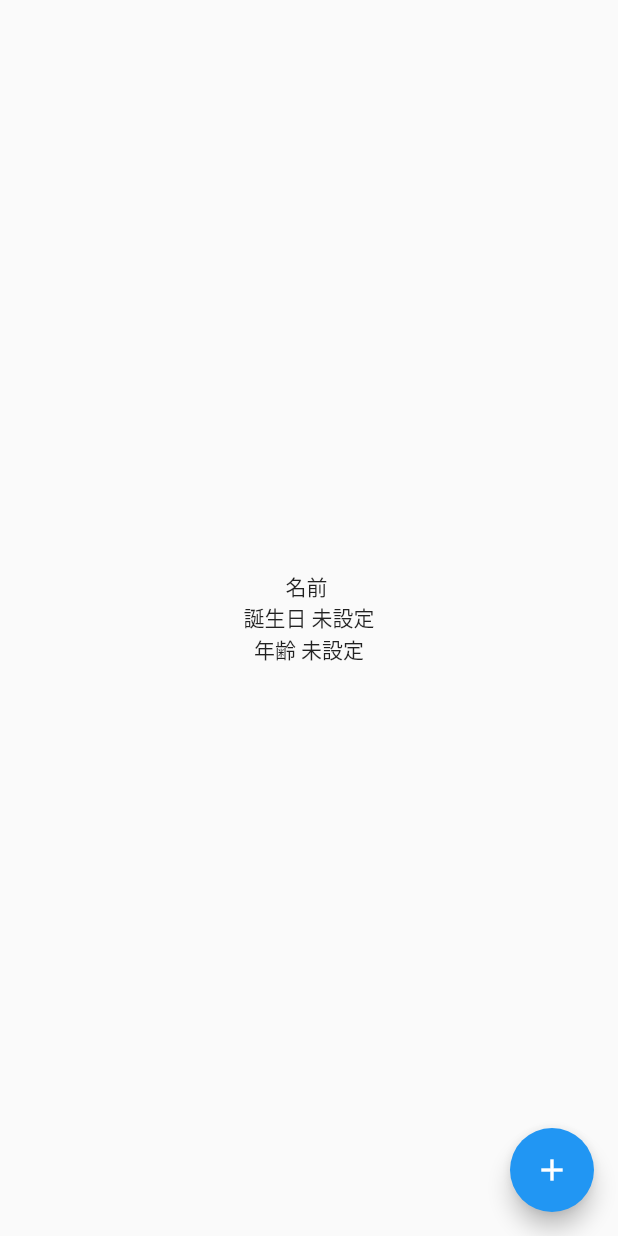
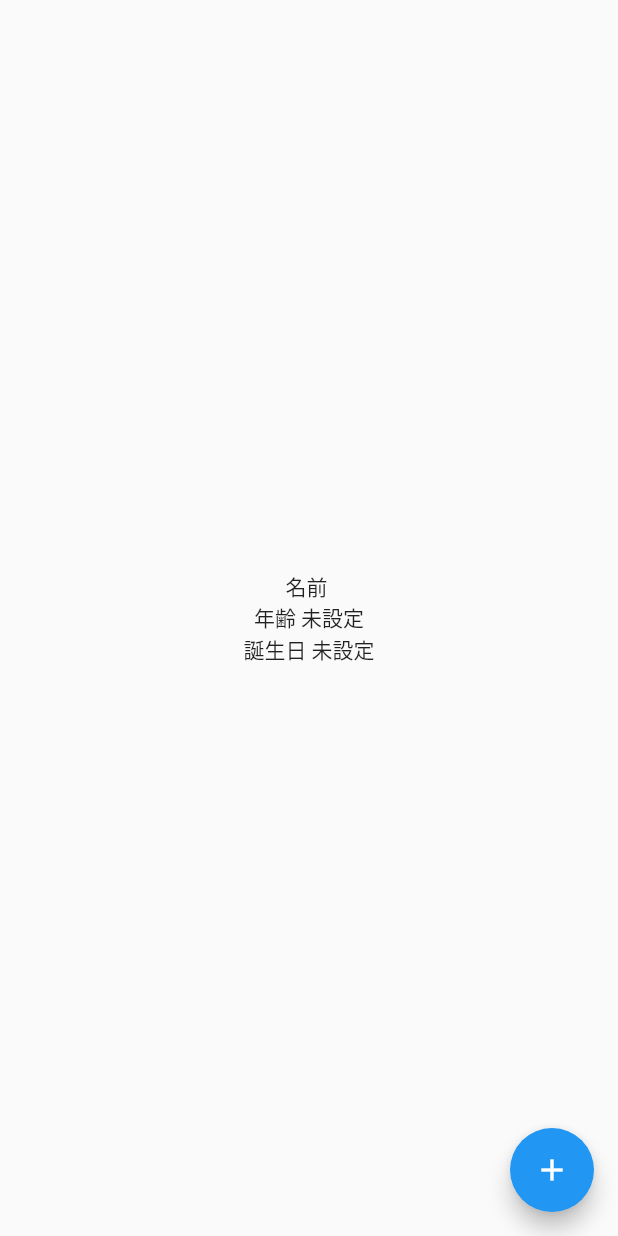
Before and after one commit to AnriNonaka/flutter-tutorial, a Flutter app: the AsyncScreen screen opened directly, on a phone screen of 412 x 824 dp. Run offline on Flutter 3.47's test engine with Material 2 defaults, Android fonts, the phone set to English and light mode, and no system bars; our stand-ins replace badges, shared_preferences; accounts and stored records are empty.

Commit message:
・164-165行目：「誕生日・年齢」の入れ替え

```diff
--- a/lib/async/async_screen.dart
+++ b/lib/async/async_screen.dart
@@ -161,8 +161,8 @@ class _AsyncScreenState extends State<AsyncScreen> {
     return Column(
       children: [
         Text('名前 $_name'),
-        Text('誕生日 $_age'),
-        Text('年齢 $_birthday'),
+        Text('年齢 $_age'),
+        Text('誕生日 $_birthday'),
       ],
     );
   }
```
